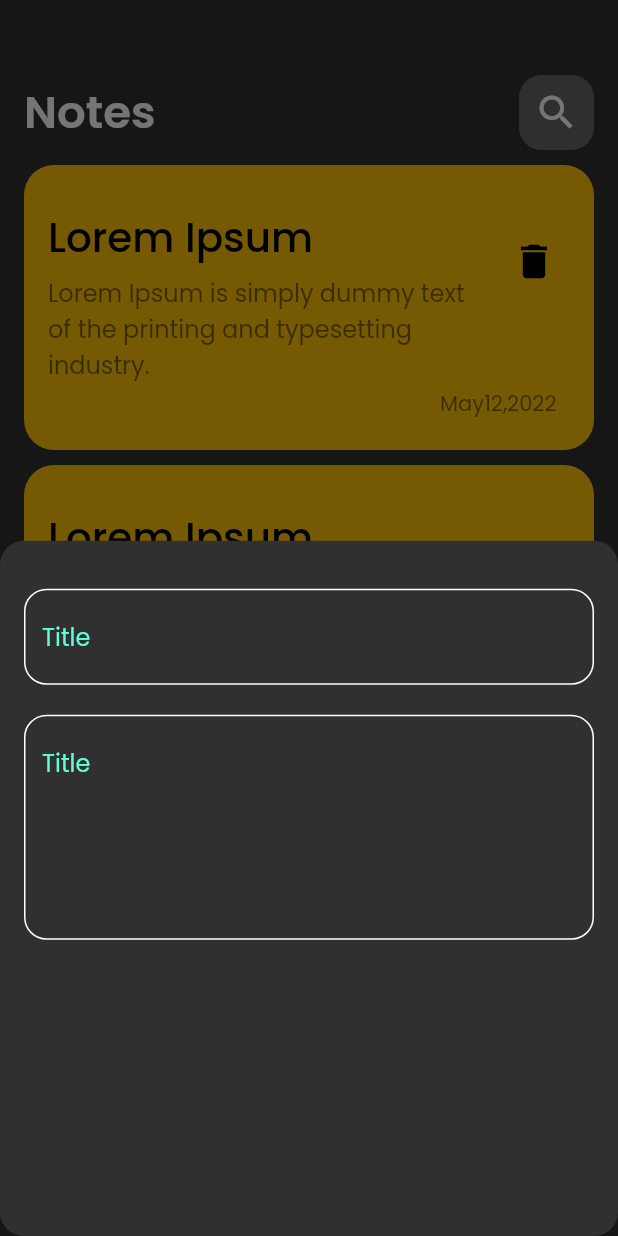
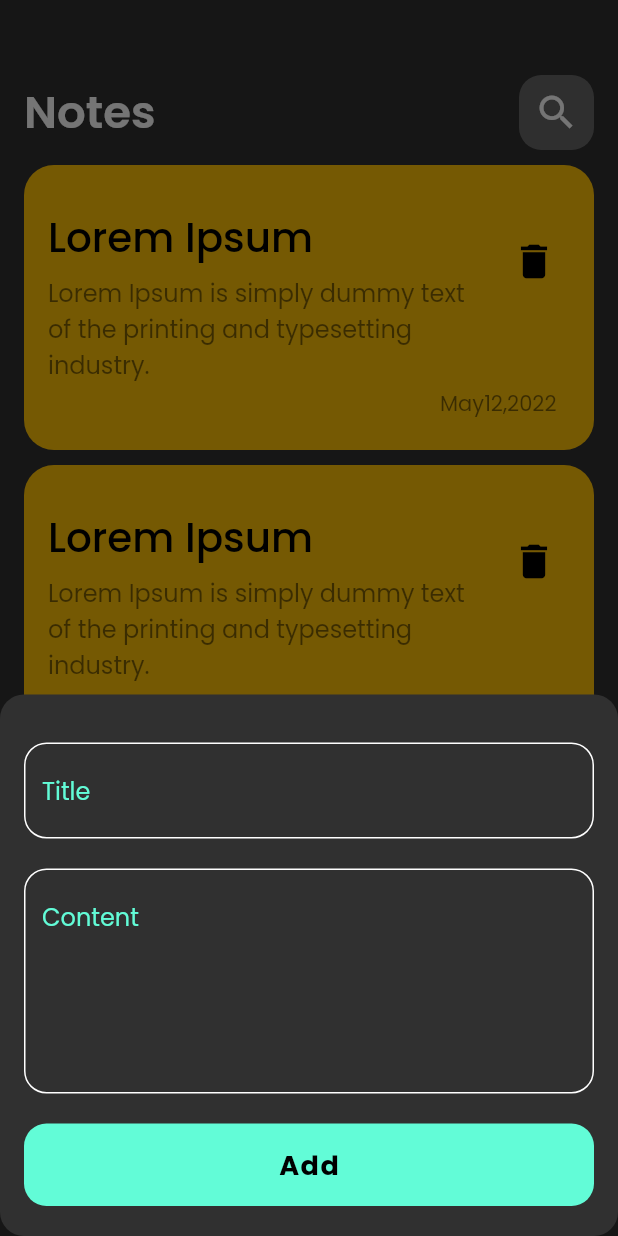
Before and after one commit to Koka0/notes_app, a Flutter app: the screen it shows after launch, after a tap on the "add" icon, on a phone screen of 412 x 824 dp. Run offline on Flutter 3.47's test engine with Material 2 defaults, Android fonts, the phone set to English and light mode, and no system bars; our stand-ins replace google_fonts.

Commit message:
step-6 Create custom_bottom

```diff
--- a/lib/views/notes_view.dart
+++ b/lib/views/notes_view.dart
@@ -12,6 +12,7 @@ class NotesView extends StatelessWidget {
       floatingActionButton: FloatingActionButton(
         onPressed: () {
           showModalBottomSheet(
+              isScrollControlled: true,
               shape: RoundedRectangleBorder(
                   borderRadius: BorderRadius.circular(16)),
               context: context,
--- a/lib/views/widgets/add_bottom_sheet.dart
+++ b/lib/views/widgets/add_bottom_sheet.dart
@@ -1,13 +1,22 @@
 import 'package:flutter/material.dart';
+
 import 'package:news_app/views/widgets/add_custom_textfield.dart';
+
+import 'custom_bottom.dart';
 
 class AddNoteBottomSheet extends StatelessWidget {
   const AddNoteBottomSheet({Key? key}) : super(key: key);
 
   @override
   Widget build(BuildContext context) {
+    final MediaQueryData mediaQueryData = MediaQuery.of(context);
     return Padding(
       padding: const EdgeInsets.symmetric(horizontal: 16),
+      child: SingleChildScrollView(
+        keyboardDismissBehavior: ScrollViewKeyboardDismissBehavior.manual,
+        child: AnimatedPadding(
+          duration: kThemeAnimationDuration,
+          padding: mediaQueryData.viewInsets,
           child: Column(
             children: const [
               SizedBox(height: 32),
@@ -16,10 +25,15 @@ class AddNoteBottomSheet extends StatelessWidget {
               ),
               SizedBox(height: 20),
               AddCustomTextField(
-            hint: 'Title',
+                hint: 'Content',
                 maxLine: 5,
               ),
+              SizedBox(height: 20),
+              CustomBottom(),
+              SizedBox(height: 20),
             ],
+          ),
+        ),
       ),
     );
   }
--- a/lib/views/widgets/add_custom_textfield.dart
+++ b/lib/views/widgets/add_custom_textfield.dart
@@ -11,6 +11,9 @@ class AddCustomTextField extends StatelessWidget {
   @override
   Widget build(BuildContext context) {
     return TextField(
+      textInputAction: TextInputAction.next,
+      keyboardType: TextInputType.name,
+      cursorColor: KprimaryColor,
       maxLines: maxLine,
       decoration: InputDecoration(
           hintText: hint,
--- /dev/null
+++ b/lib/views/widgets/custom_bottom.dart
@@ -0,0 +1,29 @@
+import 'package:flutter/material.dart';
+
+import '../../color/constants.dart';
+
+class CustomBottom extends StatelessWidget {
+  const CustomBottom({Key? key}) : super(key: key);
+
+  @override
+  Widget build(BuildContext context) {
+    return Container(
+      width: MediaQuery.of(context).size.width,
+      height: 55,
+      decoration: BoxDecoration(
+        color: KprimaryColor,
+        borderRadius: BorderRadius.circular(15),
+      ),
+      child: const Center(
+        child: Text(
+          'Add',
+          style: TextStyle(
+              color: Colors.black,
+              fontSize: 18,
+              letterSpacing: 1,
+              fontWeight: FontWeight.bold),
+        ),
+      ),
+    );
+  }
+}
```
Lines whose indentation alone changed are shown as unchanged.
